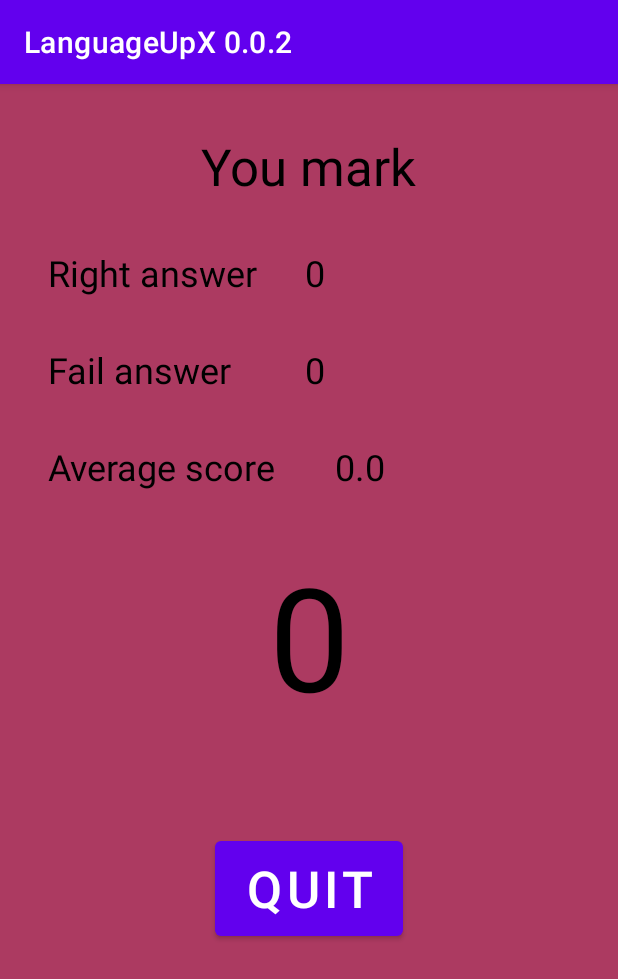
After one commit to Sap-Artem/LanguageUpX, an Android app: the Itog screen opened directly, with no data from a screen before it, on a phone screen of 412 x 824 dp. The commit adds this screen. Shown: the top 979 px of the screen. Run offline under Robolectric (Android 15) with nearby library versions, the phone set to English and light mode, and no system bars; 4 statements that could not run were skipped.

Commit message:
Add files via upload

```diff
--- a/src/main/AndroidManifest.xml
+++ b/src/main/AndroidManifest.xml
@@ -50,6 +50,14 @@
                 <category android:name="android.intent.category.LAUNCHER" />
             </intent-filter>
         </activity>
+        <activity
+            android:name=".Itog">
+            <intent-filter>
+                <action android:name="android.intent.action.MAIN" />
+
+                <category android:name="android.intent.category.LAUNCHER" />
+            </intent-filter>
+        </activity>
     </application>
 
 </manifest>
--- a/src/main/java/com/example/languageupx002/AddText.java
+++ b/src/main/java/com/example/languageupx002/AddText.java
@@ -31,7 +31,6 @@ public class AddText extends AppCompatActivity {
         EditText edittranslate = findViewById(R.id.editTranslate);
         dbHelper = new DBhelper(this);
         SQLiteDatabase database = dbHelper.getWritableDatabase();
-
         ContentValues contentValues = new ContentValues();
         quitButton.setOnClickListener((v) -> {
             try {
--- /dev/null
+++ b/src/main/java/com/example/languageupx002/Itog.java
@@ -0,0 +1,53 @@
+package com.example.languageupx002;
+
+import static com.example.languageupx002.Table.fail;
+import static com.example.languageupx002.Table.k;
+import static com.example.languageupx002.Table.right;
+
+import android.content.ContentValues;
+import android.content.Intent;
+import android.database.Cursor;
+import android.database.sqlite.SQLiteDatabase;
+import android.os.Bundle;
+import android.util.Log;
+import android.widget.Button;
+import android.widget.TextView;
+
+import androidx.appcompat.app.AppCompatActivity;
+
+public class Itog extends AppCompatActivity {
+
+    @Override
+    protected void onCreate(Bundle savedInstanceState) {
+        super.onCreate(savedInstanceState);
+        setContentView(R.layout.itog);
+        TextView rightanswer = findViewById(R.id.textView12);
+        TextView failanswer = findViewById(R.id.textView14);
+        TextView averageanswer1 = findViewById(R.id.textView17);
+        TextView averageanswer2 = findViewById(R.id.textView19);
+        TextView mark = findViewById(R.id.textView18);
+        rightanswer.setText(Integer.toString(right));
+        failanswer.setText(Integer.toString(fail));
+        averageanswer1.setText(Integer.toString(right*5/k));
+        averageanswer2.setText(Integer.toString((right*500/k)%100));
+        if ((right*500/k)%100 >= 50){
+            mark.setText(Integer.toString(right*5/k + 1));
+        }else{
+            mark.setText(Integer.toString(right*5/k));
+        }
+        Button button = findViewById(R.id.button17);
+        button.setOnClickListener((v) -> {
+            try {
+                Intent intent = new Intent(Itog.this, MainActivity.class);
+                startActivity(intent);
+                finish();
+            } catch (Exception e) {
+                e.printStackTrace();
+            }
+
+        });
+
+
+
+    }
+}
--- a/src/main/java/com/example/languageupx002/MainActivity.java
+++ b/src/main/java/com/example/languageupx002/MainActivity.java
@@ -2,6 +2,8 @@ package com.example.languageupx002;
 
 import static com.example.languageupx002.Table.fail;
 import static com.example.languageupx002.Table.k;
+import static com.example.languageupx002.Table.rand1;
+import static com.example.languageupx002.Table.rand2;
 import static com.example.languageupx002.Table.right;
 
 import androidx.appcompat.app.AppCompatActivity;
@@ -52,6 +54,21 @@ public class MainActivity extends AppCompatActivity {
             Log.d("mLog","0 rows");
 
         cursor.close();
+        while (true){
+            rand1 = (int)(Math.random()*(k)+1);
+            int t;
+            int b = rand1;
+            int a = k;
+            while(b != 0){
+                t = a;
+                a = b;
+                b = t%b;
+            }
+            if (a==1){
+                break;
+            }
+        }
+        rand2 = (int)(Math.random()*(k)+1);
         addButton.setOnClickListener((v) -> {
             try {
                 Intent intent = new Intent(MainActivity.this, AddText.class);
--- a/src/main/java/com/example/languageupx002/Table.java
+++ b/src/main/java/com/example/languageupx002/Table.java
@@ -11,6 +11,8 @@ public class Table extends SQLiteOpenHelper {
     public static int k = 0;
     public static int right = 0;
     public static int fail = 0;
+    public static int rand1 = 0;
+    public static int rand2 = 0;
     public Table(Context context) {
         super(context, DATA_NAME, null, DATA_VERSION);
     }
--- a/src/main/java/com/example/languageupx002/WordTransslate.java
+++ b/src/main/java/com/example/languageupx002/WordTransslate.java
@@ -3,6 +3,8 @@ package com.example.languageupx002;
 
 import static com.example.languageupx002.Table.fail;
 import static com.example.languageupx002.Table.k;
+import static com.example.languageupx002.Table.rand1;
+import static com.example.languageupx002.Table.rand2;
 import static com.example.languageupx002.Table.right;
 
 import android.content.ContentValues;
@@ -45,7 +47,10 @@ public class WordTransslate extends AppCompatActivity {
         TextView textfail = findViewById(R.id.textView10);
         Cursor cursor = database.query(DBhelper.TABLE_CONTACTS, null, null, null, null, null, null);
         ContentValues contentValues = new ContentValues();
-        int i = (int)(Math.random()*(k)+1);
+        rand2 = rand2 + rand1;
+        if (rand2>k){
+            rand2 = rand2 - k;
+        }
         int idIndex = cursor.getColumnIndex(DBhelper.KEY_ID);
         int nameIndex = cursor.getColumnIndex(DBhelper.KEY_WORD);
         int emailIndex = cursor.getColumnIndex(DBhelper.KEY_TRANSLATE);
@@ -53,7 +58,7 @@ public class WordTransslate extends AppCompatActivity {
         textfail.setText(Integer.toString(fail));
         if (cursor.moveToFirst()) {
             do {
-                if (i == cursor.getInt(idIndex)) {
+                if (rand2 == cursor.getInt(idIndex)) {
                     String a = cursor.getString(nameIndex);
                     textView.setText(a);
                     String b = cursor.getString(emailIndex);
@@ -72,6 +77,15 @@ public class WordTransslate extends AppCompatActivity {
                         }
                         textView2.setText(c);
                     });
+                }
+                if (right + fail >= k){
+                    try {
+                        Intent intent = new Intent(WordTransslate.this, Itog.class);
+                        startActivity(intent);
+                        finish();
+                    } catch (Exception e) {
+                        e.printStackTrace();
+                    }
                 }
             } while (cursor.moveToNext());
         } else
--- /dev/null
+++ b/src/main/res/layout/itog.xml
@@ -0,0 +1,139 @@
+<?xml version="1.0" encoding="utf-8"?>
+<androidx.constraintlayout.widget.ConstraintLayout xmlns:android="http://schemas.android.com/apk/res/android"
+    xmlns:app="http://schemas.android.com/apk/res-auto"
+    xmlns:tools="http://schemas.android.com/tools"
+    android:layout_width="match_parent"
+    android:layout_height="match_parent"
+    android:background="#AC3A61">
+
+    <TextView
+        android:id="@+id/textView17"
+        android:layout_width="wrap_content"
+        android:layout_height="wrap_content"
+        android:layout_marginStart="52dp"
+        android:layout_marginTop="32dp"
+        android:text="0"
+        android:textColor="#000000"
+        android:textSize="24sp"
+        app:layout_constraintStart_toEndOf="@+id/textView11"
+        app:layout_constraintTop_toBottomOf="@+id/textView14" />
+
+    <TextView
+        android:id="@+id/textView8"
+        android:layout_width="wrap_content"
+        android:layout_height="wrap_content"
+        android:layout_marginTop="32dp"
+        android:text="You mark"
+        android:textColor="#000000"
+        android:textSize="34sp"
+        app:layout_constraintEnd_toEndOf="parent"
+        app:layout_constraintStart_toStartOf="parent"
+        app:layout_constraintTop_toTopOf="parent" />
+
+    <TextView
+        android:id="@+id/textView11"
+        android:layout_width="wrap_content"
+        android:layout_height="wrap_content"
+        android:layout_marginStart="32dp"
+        android:layout_marginTop="32dp"
+        android:text="Right answer"
+        android:textColor="#000000"
+        android:textSize="24sp"
+        app:layout_constraintStart_toStartOf="parent"
+        app:layout_constraintTop_toBottomOf="@+id/textView8" />
+
+    <TextView
+        android:id="@+id/textView13"
+        android:layout_width="wrap_content"
+        android:layout_height="wrap_content"
+        android:layout_marginStart="32dp"
+        android:layout_marginTop="32dp"
+        android:text="Fail answer"
+        android:textColor="#000000"
+        android:textSize="24sp"
+        app:layout_constraintStart_toStartOf="parent"
+        app:layout_constraintTop_toBottomOf="@+id/textView11" />
+
+    <TextView
+        android:id="@+id/textView16"
+        android:layout_width="wrap_content"
+        android:layout_height="wrap_content"
+        android:layout_marginStart="32dp"
+        android:layout_marginTop="32dp"
+        android:text="Average score"
+        android:textColor="#000000"
+        android:textSize="24sp"
+        app:layout_constraintStart_toStartOf="parent"
+        app:layout_constraintTop_toBottomOf="@+id/textView13" />
+
+    <TextView
+        android:id="@+id/textView12"
+        android:layout_width="wrap_content"
+        android:layout_height="wrap_content"
+        android:layout_marginStart="32dp"
+        android:layout_marginTop="32dp"
+        android:text="0"
+        android:textColor="#000000"
+        android:textSize="24sp"
+        app:layout_constraintStart_toEndOf="@+id/textView11"
+        app:layout_constraintTop_toBottomOf="@+id/textView8" />
+
+    <TextView
+        android:id="@+id/textView14"
+        android:layout_width="wrap_content"
+        android:layout_height="wrap_content"
+        android:layout_marginStart="32dp"
+        android:layout_marginTop="32dp"
+        android:text="0"
+        android:textColor="#000000"
+        android:textSize="24sp"
+        app:layout_constraintStart_toEndOf="@+id/textView11"
+        app:layout_constraintTop_toBottomOf="@+id/textView12" />
+
+    <TextView
+        android:id="@+id/textView18"
+        android:layout_width="wrap_content"
+        android:layout_height="wrap_content"
+        android:layout_marginTop="32dp"
+        android:text="0"
+        android:textColor="#000000"
+        android:textSize="96sp"
+        app:layout_constraintEnd_toEndOf="parent"
+        app:layout_constraintStart_toStartOf="parent"
+        app:layout_constraintTop_toBottomOf="@+id/textView16" />
+
+    <Button
+        android:id="@+id/button17"
+        android:layout_width="125dp"
+        android:layout_height="75dp"
+        android:layout_marginBottom="128dp"
+        android:text="QUIT"
+        android:textSize="34sp"
+        app:layout_constraintBottom_toBottomOf="parent"
+        app:layout_constraintEnd_toEndOf="parent"
+        app:layout_constraintStart_toStartOf="parent"
+        app:layout_constraintTop_toBottomOf="@+id/textView18" />
+
+    <TextView
+        android:id="@+id/textView15"
+        android:layout_width="wrap_content"
+        android:layout_height="wrap_content"
+        android:text="."
+        android:textColor="#000000"
+        android:textSize="24sp"
+        app:layout_constraintBottom_toTopOf="@+id/textView18"
+        app:layout_constraintStart_toEndOf="@+id/textView17"
+        app:layout_constraintTop_toBottomOf="@+id/textView14" />
+
+    <TextView
+        android:id="@+id/textView19"
+        android:layout_width="wrap_content"
+        android:layout_height="wrap_content"
+        android:text="0"
+        android:textColor="#000000"
+        android:textSize="24sp"
+        app:layout_constraintBottom_toTopOf="@+id/textView18"
+        app:layout_constraintStart_toEndOf="@+id/textView15"
+        app:layout_constraintTop_toBottomOf="@+id/textView14" />
+
+</androidx.constraintlayout.widget.ConstraintLayout>
```
